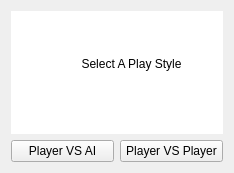
This is selection.ui in AhmedBoukhousse/9-Men-s-Morris-Mill as Qt 5 draws it before an edit. The edited form follows.
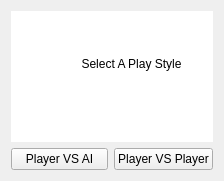
This is the edited form.

The edit to the form file:
```diff
--- a/selection.ui
+++ b/selection.ui
@@ -6,8 +6,8 @@
    <rect>
     <x>0</x>
     <y>0</y>
-    <width>234</width>
-    <height>173</height>
+    <width>224</width>
+    <height>181</height>
    </rect>
   </property>
   <property name="windowTitle">
```
Left out of the diff: 28 changed lines with no effect on the pictures.
